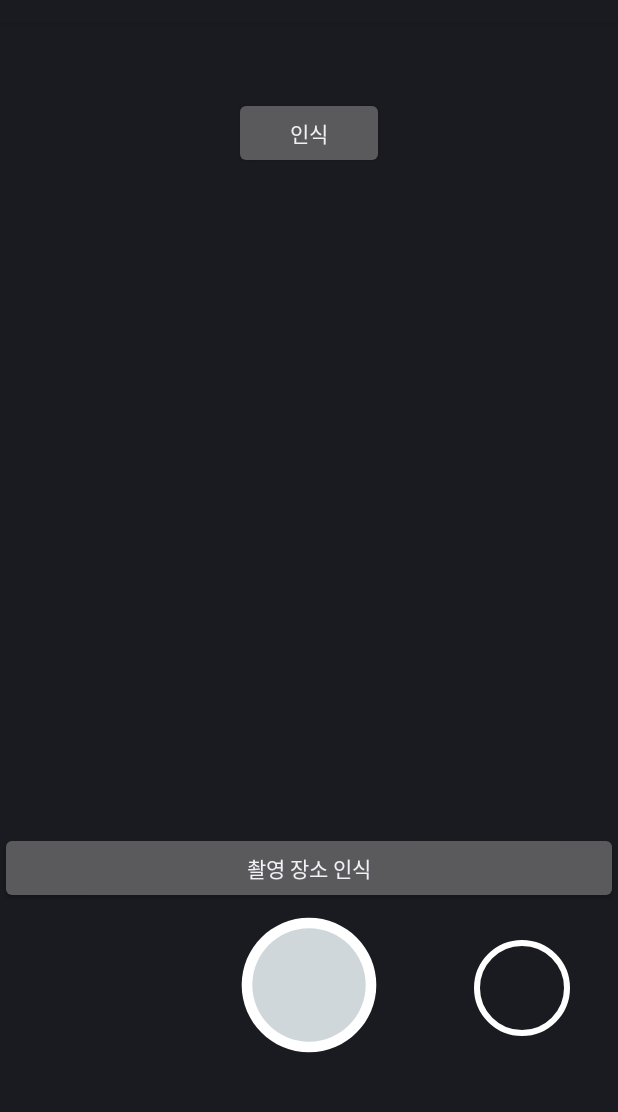
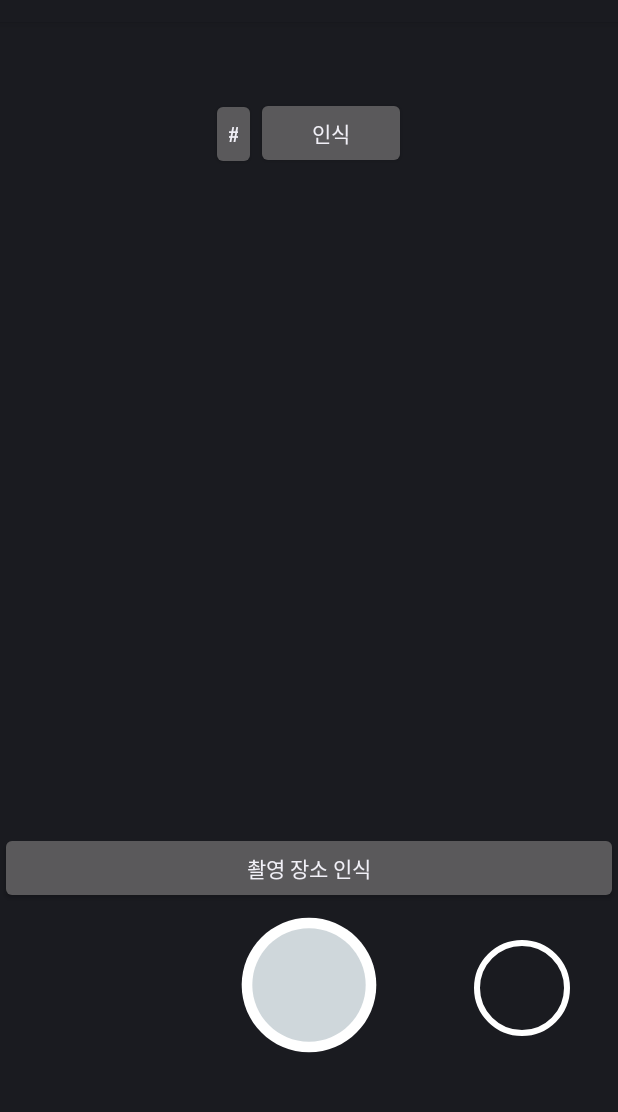
Before and after one commit to dusdn0573/CameraXBasic, an Android app: the layout camera_ui_container.xml on its own in the app's theme, with its tools: preview values and no code run, on a phone screen of 412 x 824 dp, the part 62-1174 px from its top. Run offline under Robolectric (Android 15) with nearby library versions, the phone set to English and light mode, and no system bars.

Commit message:
격자 추가

```diff
--- a/app/src/main/res/layout/camera_ui_container.xml
+++ b/app/src/main/res/layout/camera_ui_container.xml
@@ -31,10 +31,16 @@
         android:layout_marginTop="50dp"
         android:gravity="center|top">
         <Button
+            android:id="@+id/btn_grid"
+            android:layout_width="30dp"
+            android:layout_height="wrap_content"
+            android:text="#" />
+        <Button
             android:id="@+id/btn_category"
             android:layout_width="100dp"
             android:layout_height="wrap_content"
             android:text="인식" />
+
 <!--        <Button-->
 <!--            android:id="@+id/btn_p1"-->
 <!--            android:layout_width="wrap_content"-->
@@ -47,8 +53,6 @@
 <!--            android:layout_height="wrap_content"-->
 <!--            android:visibility="gone"-->
 <!--            android:text="인물2" />-->
-
-
     </LinearLayout>
     <LinearLayout
         android:layout_width="match_parent"
@@ -76,17 +80,48 @@
             android:visibility="gone"
             android:text="바다" />
         <Button
+            android:id="@+id/btn_f1"
+            android:layout_width="wrap_content"
+            android:layout_height="wrap_content"
+            android:visibility="gone"
+            android:text="음식1" />
+        <Button
+            android:id="@+id/btn_f2"
+            android:layout_width="wrap_content"
+            android:layout_height="wrap_content"
+            android:visibility="gone"
+            android:text="음식2" />
+        <Button
             android:id="@+id/btn_p1"
             android:layout_width="wrap_content"
             android:layout_height="wrap_content"
             android:visibility="gone"
-            android:text="인물1" />
+            android:text="전신1" />
         <Button
             android:id="@+id/btn_p2"
             android:layout_width="wrap_content"
             android:layout_height="wrap_content"
             android:visibility="gone"
-            android:text="인물2" />
+            android:text="전신2" />
+<!--        <Button-->
+<!--            android:id="@+id/btn_p3"-->
+<!--            android:layout_width="wrap_content"-->
+<!--            android:layout_height="wrap_content"-->
+<!--            android:visibility="gone"-->
+<!--            android:text="상반신" />-->
+<!--        <Button-->
+<!--            android:id="@+id/btn_food1"-->
+<!--            android:layout_width="wrap_content"-->
+<!--            android:layout_height="wrap_content"-->
+<!--            android:visibility="gone"-->
+<!--            android:text="음식1" />-->
+<!--        <Button-->
+<!--            android:id="@+id/btn_food2"-->
+<!--            android:layout_width="wrap_content"-->
+<!--            android:layout_height="wrap_content"-->
+<!--            android:visibility="gone"-->
+<!--            android:text="음식2" />-->
+
 
         <Button
             android:id="@+id/btn_v1"
```
Also changed, not shown: app/src/main/java/com/android/example/cameraxbasic/fragments/CameraFragment.kt (+36 -0 lines), app/src/main/res/layout/fragment_camera.xml (+24 -0 lines), app/src/main/res/drawable/food1.png (added), app/src/main/res/drawable/food2.png (added), app/src/main/res/drawable/grid.png (added), app/src/main/res/drawable/person2.png (added).
